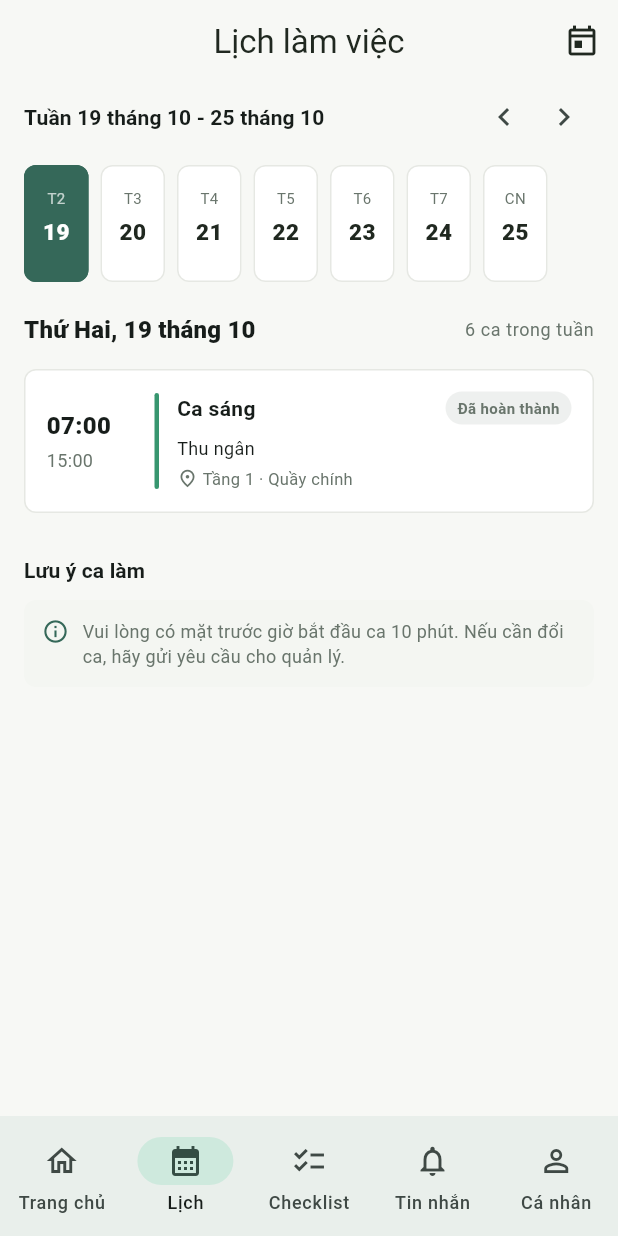
After one commit to Quyen-tray/PRM393_PROJECT, a Flutter app: the EmployeeDashboardPage screen opened by its route, scrolled down 335 dp, after a tap on "Lịch làm việc", after a tap on the "chevron left" icon, on a phone screen of 412 x 824 dp. The commit adds this screen. Run offline on Flutter 3.47's test engine with Material 3 defaults, Android fonts, the phone set to English and light mode, and no system bars; our stand-ins replace dio, flutter_riverpod, geolocator, go_router, image_picker.

Commit message:
schedule

```diff
--- a/lib/app/router/app_router.dart
+++ b/lib/app/router/app_router.dart
@@ -5,6 +5,7 @@ import '../../features/attendance/presentation/employee_check_in_page.dart';
 import '../../features/auth/presentation/login_page.dart';
 import '../../features/auth/presentation/register_page.dart';
 import '../../features/home/presentation/employee_dashboard_page.dart';
+import '../../features/schedule/presentation/employee_schedule_page.dart';
 import 'route_names.dart';
 
 final appRouter = GoRouter(
@@ -27,6 +28,10 @@ final appRouter = GoRouter(
       builder: (context, state) => const EmployeeCheckInPage(),
     ),
     GoRoute(
+      path: RouteNames.schedule,
+      builder: (context, state) => const EmployeeSchedulePage(),
+    ),
+    GoRoute(
       path: RouteNames.profile,
       builder: (context, state) => const ProfilePage(),
     ),
--- a/lib/app/router/route_names.dart
+++ b/lib/app/router/route_names.dart
@@ -3,5 +3,6 @@ abstract final class RouteNames {
   static const login = '/login';
   static const register = '/register';
   static const checkIn = '/attendance/check-in';
+  static const schedule = '/schedule';
   static const profile = '/profile';
 }
--- a/lib/features/home/presentation/employee_dashboard_page.dart
+++ b/lib/features/home/presentation/employee_dashboard_page.dart
@@ -45,7 +45,7 @@ class EmployeeDashboardPage extends StatelessWidget {
                       _SectionHeading(
                         title: 'Ca làm hôm nay',
                         action: 'Xem lịch',
-                        onTap: () {},
+                        onTap: () => context.go(RouteNames.schedule),
                       ),
                       const SizedBox(height: 8),
                       const _ScheduleCard(),
@@ -76,6 +76,7 @@ class EmployeeDashboardPage extends StatelessWidget {
           NavigationDestination(icon: Icon(Icons.person_outline), selectedIcon: Icon(Icons.person), label: 'Cá nhân'),
         ],
         onDestinationSelected: (index) {
+          if (index == 1) context.go(RouteNames.schedule);
           if (index == 4) context.go(RouteNames.profile);
         },
       ),
@@ -319,13 +320,14 @@ class _TaskGrid extends StatelessWidget {
 
   @override
   Widget build(BuildContext context) {
-    return const Row(
+    return Row(
       children: [
         Expanded(
           child: _TaskTile(
             icon: Icons.calendar_month_outlined,
             title: 'Lịch làm việc',
             color: Color(0xFF3B8C67),
+            onTap: () => context.go(RouteNames.schedule),
           ),
         ),
         Expanded(
@@ -359,15 +361,22 @@ class _TaskTile extends StatelessWidget {
     required this.icon,
     required this.title,
     required this.color,
+    this.onTap,
   });
 
   final IconData icon;
   final String title;
   final Color color;
+  final VoidCallback? onTap;
 
   @override
   Widget build(BuildContext context) {
-    return Column(
+    return InkWell(
+      onTap: onTap,
+      borderRadius: BorderRadius.circular(8),
+      child: Padding(
+        padding: const EdgeInsets.symmetric(vertical: 4),
+        child: Column(
           children: [
             Container(
               width: 48,
@@ -386,6 +395,8 @@ class _TaskTile extends StatelessWidget {
               style: const TextStyle(fontSize: 11, height: 1.15),
             ),
           ],
+        ),
+      ),
     );
   }
 }
--- /dev/null
+++ b/lib/features/schedule/presentation/employee_schedule_page.dart
@@ -0,0 +1,501 @@
+import 'package:flutter/material.dart';
+import 'package:go_router/go_router.dart';
+
+import '../../../app/router/route_names.dart';
+import '../../../app/theme/app_colors.dart';
+
+class EmployeeSchedulePage extends StatefulWidget {
+  const EmployeeSchedulePage({super.key});
+
+  @override
+  State<EmployeeSchedulePage> createState() => _EmployeeSchedulePageState();
+}
+
+class _EmployeeSchedulePageState extends State<EmployeeSchedulePage> {
+  late DateTime _selectedDate;
+  int _weekOffset = 0;
+
+  @override
+  void initState() {
+    super.initState();
+    _selectedDate = DateUtils.dateOnly(DateTime.now());
+  }
+
+  DateTime get _weekStart {
+    final today = DateUtils.dateOnly(DateTime.now());
+    final monday = today.subtract(Duration(days: today.weekday - 1));
+    return monday.add(Duration(days: _weekOffset * 7));
+  }
+
+  List<DateTime> get _weekDates =>
+      List.generate(7, (index) => _weekStart.add(Duration(days: index)));
+
+  List<_Shift> _shiftsFor(DateTime date) {
+    final weekdayShifts = <int, _Shift>{
+      DateTime.monday: const _Shift(
+        name: 'Ca sáng',
+        start: '07:00',
+        end: '15:00',
+        position: 'Thu ngân',
+        location: 'Tầng 1 · Quầy chính',
+      ),
+      DateTime.tuesday: const _Shift(
+        name: 'Ca chiều',
+        start: '14:00',
+        end: '22:00',
+        position: 'Phục vụ',
+        location: 'Khu vực khách',
+      ),
+      DateTime.wednesday: const _Shift(
+        name: 'Ca sáng',
+        start: '07:00',
+        end: '15:00',
+        position: 'Pha chế',
+        location: 'Quầy pha chế',
+      ),
+      DateTime.friday: const _Shift(
+        name: 'Ca tối',
+        start: '15:00',
+        end: '23:00',
+        position: 'Thu ngân',
+        location: 'Tầng 1 · Quầy chính',
+      ),
+      DateTime.saturday: const _Shift(
+        name: 'Ca sáng',
+        start: '08:00',
+        end: '16:00',
+        position: 'Phục vụ',
+        location: 'Khu vực khách',
+      ),
+      DateTime.sunday: const _Shift(
+        name: 'Ca giữa',
+        start: '10:00',
+        end: '18:00',
+        position: 'Pha chế',
+        location: 'Quầy pha chế',
+      ),
+    };
+    final shift = weekdayShifts[date.weekday];
+    return shift == null ? const [] : [shift];
+  }
+
+  void _changeWeek(int amount) {
+    setState(() {
+      _weekOffset += amount;
+      _selectedDate = _weekStart;
+    });
+  }
+
+  String _weekLabel(DateTime start) {
+    final end = start.add(const Duration(days: 6));
+    return '${start.day} ${_monthName(start.month)} - ${end.day} ${_monthName(end.month)}';
+  }
+
+  String _monthName(int month) {
+    const names = [
+      'tháng 1',
+      'tháng 2',
+      'tháng 3',
+      'tháng 4',
+      'tháng 5',
+      'tháng 6',
+      'tháng 7',
+      'tháng 8',
+      'tháng 9',
+      'tháng 10',
+      'tháng 11',
+      'tháng 12',
+    ];
+    return names[month - 1];
+  }
+
+  String _weekdayName(int weekday) {
+    const names = ['Thứ Hai', 'Thứ Ba', 'Thứ Tư', 'Thứ Năm', 'Thứ Sáu', 'Thứ Bảy', 'Chủ nhật'];
+    return names[weekday - 1];
+  }
+
+  @override
+  Widget build(BuildContext context) {
+    final selectedShifts = _shiftsFor(_selectedDate);
+    final weekShiftCount = _weekDates.fold<int>(
+      0,
+      (count, date) => count + _shiftsFor(date).length,
+    );
+    final isToday = DateUtils.isSameDay(_selectedDate, DateTime.now());
+
+    return Scaffold(
+      appBar: AppBar(
+        title: const Text('Lịch làm việc'),
+        centerTitle: true,
+        actions: [
+          IconButton(
+            tooltip: 'Hôm nay',
+            onPressed: () => setState(() {
+              _weekOffset = 0;
+              _selectedDate = DateUtils.dateOnly(DateTime.now());
+            }),
+            icon: const Icon(Icons.today_outlined),
+          ),
+        ],
+      ),
+      body: SafeArea(
+        top: false,
+        child: ListView(
+          padding: const EdgeInsets.only(bottom: 20),
+          children: [
+            Padding(
+              padding: const EdgeInsets.fromLTRB(16, 2, 16, 12),
+              child: Row(
+                children: [
+                  Expanded(
+                    child: Text(
+                      'Tuần ${_weekLabel(_weekStart)}',
+                      style: Theme.of(context).textTheme.titleSmall?.copyWith(
+                            fontWeight: FontWeight.w700,
+                          ),
+                    ),
+                  ),
+                  IconButton(
+                    tooltip: 'Tuần trước',
+                    visualDensity: VisualDensity.compact,
+                    onPressed: () => _changeWeek(-1),
+                    icon: const Icon(Icons.chevron_left),
+                  ),
+                  IconButton(
+                    tooltip: 'Tuần tiếp theo',
+                    visualDensity: VisualDensity.compact,
+                    onPressed: () => _changeWeek(1),
+                    icon: const Icon(Icons.chevron_right),
+                  ),
+                ],
+              ),
+            ),
+            _WeekDatePicker(
+              dates: _weekDates,
+              selectedDate: _selectedDate,
+              onSelected: (date) => setState(() => _selectedDate = date),
+            ),
+            Padding(
+              padding: const EdgeInsets.fromLTRB(16, 20, 16, 8),
+              child: Row(
+                children: [
+                  Expanded(
+                    child: Text(
+                      isToday ? 'Hôm nay' : '${_weekdayName(_selectedDate.weekday)}, ${_selectedDate.day} ${_monthName(_selectedDate.month)}',
+                      style: Theme.of(context).textTheme.titleMedium?.copyWith(
+                            fontWeight: FontWeight.w800,
+                          ),
+                    ),
+                  ),
+                  Text(
+                    '$weekShiftCount ca trong tuần',
+                    style: Theme.of(context).textTheme.bodySmall?.copyWith(
+                          color: AppColors.textSecondary,
+                        ),
+                  ),
+                ],
+              ),
+            ),
+            if (selectedShifts.isEmpty)
+              const _NoShiftMessage()
+            else
+              ...selectedShifts.map(
+                (shift) => Padding(
+                  padding: const EdgeInsets.fromLTRB(16, 6, 16, 6),
+                  child: _ShiftCard(
+                    shift: shift,
+                    date: _selectedDate,
+                    isToday: isToday,
+                  ),
+                ),
+              ),
+            Padding(
+              padding: const EdgeInsets.fromLTRB(16, 22, 16, 10),
+              child: Text(
+                'Lưu ý ca làm',
+                style: Theme.of(context).textTheme.titleSmall?.copyWith(
+                      fontWeight: FontWeight.w700,
+                    ),
+              ),
+            ),
+            const Padding(
+              padding: EdgeInsets.symmetric(horizontal: 16),
+              child: _ScheduleNotice(),
+            ),
+          ],
+        ),
+      ),
+      bottomNavigationBar: NavigationBar(
+        selectedIndex: 1,
+        destinations: const [
+          NavigationDestination(icon: Icon(Icons.home_outlined), selectedIcon: Icon(Icons.home), label: 'Trang chủ'),
+          NavigationDestination(icon: Icon(Icons.calendar_month_outlined), selectedIcon: Icon(Icons.calendar_month), label: 'Lịch'),
+          NavigationDestination(icon: Icon(Icons.checklist_outlined), selectedIcon: Icon(Icons.checklist), label: 'Checklist'),
+          NavigationDestination(icon: Icon(Icons.notifications_none), selectedIcon: Icon(Icons.notifications), label: 'Tin nhắn'),
+          NavigationDestination(icon: Icon(Icons.person_outline), selectedIcon: Icon(Icons.person), label: 'Cá nhân'),
+        ],
+        onDestinationSelected: (index) {
+          if (index == 0) context.go(RouteNames.home);
+          if (index == 4) context.go(RouteNames.profile);
+        },
+      ),
+    );
+  }
+}
+
+class _WeekDatePicker extends StatelessWidget {
+  const _WeekDatePicker({
+    required this.dates,
+    required this.selectedDate,
+    required this.onSelected,
+  });
+
+  final List<DateTime> dates;
+  final DateTime selectedDate;
+  final ValueChanged<DateTime> onSelected;
+
+  @override
+  Widget build(BuildContext context) {
+    return SizedBox(
+      height: 78,
+      child: ListView.separated(
+        padding: const EdgeInsets.symmetric(horizontal: 16),
+        scrollDirection: Axis.horizontal,
+        itemCount: dates.length,
+        separatorBuilder: (_, index) => const SizedBox(width: 8),
+        itemBuilder: (context, index) {
+          final date = dates[index];
+          final selected = DateUtils.isSameDay(date, selectedDate);
+          final today = DateUtils.isSameDay(date, DateTime.now());
+          final dayShort = date.weekday == DateTime.sunday
+              ? 'CN'
+              : 'T${date.weekday + 1}';
+
+          return SizedBox(
+            width: 43,
+            child: Material(
+              color: selected ? AppColors.primary : Colors.white,
+              borderRadius: BorderRadius.circular(8),
+              child: InkWell(
+                borderRadius: BorderRadius.circular(8),
+                onTap: () => onSelected(date),
+                child: Container(
+                  decoration: BoxDecoration(
+                    borderRadius: BorderRadius.circular(8),
+                    border: Border.all(
+                      color: selected ? AppColors.primary : const Color(0xFFE6E8E3),
+                    ),
+                  ),
+                  padding: const EdgeInsets.symmetric(vertical: 7),
+                  child: Column(
+                    mainAxisAlignment: MainAxisAlignment.center,
+                    children: [
+                      Text(
+                        dayShort,
+                        style: TextStyle(
+                          fontSize: 10,
+                          color: selected ? Colors.white70 : AppColors.textSecondary,
+                        ),
+                      ),
+                      const SizedBox(height: 5),
+                      Text(
+                        '${date.day}',
+                        style: TextStyle(
+                          fontSize: 15,
+                          fontWeight: FontWeight.w800,
+                          color: selected ? Colors.white : AppColors.textPrimary,
+                        ),
+                      ),
+                      const SizedBox(height: 4),
+                      Container(
+                        width: 4,
+                        height: 4,
+                        decoration: BoxDecoration(
+                          color: today
+                              ? (selected ? Colors.white : AppColors.secondary)
+                              : Colors.transparent,
+                          shape: BoxShape.circle,
+                        ),
+                      ),
+                    ],
+                  ),
+                ),
+              ),
+            ),
+          );
+        },
+      ),
+    );
+  }
+}
+
+class _Shift {
+  const _Shift({
+    required this.name,
+    required this.start,
+    required this.end,
+    required this.position,
+    required this.location,
+  });
+
+  final String name;
+  final String start;
+  final String end;
+  final String position;
+  final String location;
+}
+
+class _ShiftCard extends StatelessWidget {
+  const _ShiftCard({
+    required this.shift,
+    required this.date,
+    required this.isToday,
+  });
+
+  final _Shift shift;
+  final DateTime date;
+  final bool isToday;
+
+  String get _status {
+    final today = DateUtils.dateOnly(DateTime.now());
+    if (date.isBefore(today)) return 'Đã hoàn thành';
+    if (isToday) return 'Hôm nay';
+    return 'Sắp tới';
+  }
+
+  @override
+  Widget build(BuildContext context) {
+    final past = date.isBefore(DateUtils.dateOnly(DateTime.now()));
+    final statusColor = past ? AppColors.textSecondary : AppColors.secondary;
+
+    return Container(
+      padding: const EdgeInsets.all(14),
+      decoration: BoxDecoration(
+        color: Colors.white,
+        borderRadius: BorderRadius.circular(8),
+        border: Border.all(color: const Color(0xFFE6E8E3)),
+      ),
+      child: Row(
+        children: [
+          SizedBox(
+            width: 72,
+            child: Column(
+              crossAxisAlignment: CrossAxisAlignment.start,
+              children: [
+                Text(shift.start, style: const TextStyle(fontWeight: FontWeight.w800, fontSize: 16)),
+                const SizedBox(height: 3),
+                Text(shift.end, style: const TextStyle(color: AppColors.textSecondary, fontSize: 12)),
+              ],
+            ),
+          ),
+          Container(
+            width: 3,
+            height: 64,
+            decoration: BoxDecoration(
+              color: isToday ? const Color(0xFFD49A4A) : AppColors.secondary,
+              borderRadius: BorderRadius.circular(3),
+            ),
+          ),
+          const SizedBox(width: 12),
+          Expanded(
+            child: Column(
+              crossAxisAlignment: CrossAxisAlignment.start,
+              children: [
+                Row(
+                  children: [
+                    Expanded(
+                      child: Text(
+                        shift.name,
+                        style: const TextStyle(fontWeight: FontWeight.w700),
+                      ),
+                    ),
+                    Container(
+                      padding: const EdgeInsets.symmetric(horizontal: 8, vertical: 4),
+                      decoration: BoxDecoration(
+                        color: statusColor.withValues(alpha: 0.11),
+                        borderRadius: BorderRadius.circular(20),
+                      ),
+                      child: Text(
+                        _status,
+                        style: TextStyle(color: statusColor, fontSize: 10, fontWeight: FontWeight.w600),
+                      ),
+                    ),
+                  ],
+                ),
+                const SizedBox(height: 7),
+                Text(shift.position, style: const TextStyle(fontSize: 12)),
+                const SizedBox(height: 4),
+                Row(
+                  children: [
+                    const Icon(Icons.place_outlined, size: 14, color: AppColors.textSecondary),
+                    const SizedBox(width: 3),
+                    Expanded(
+                      child: Text(
+                        shift.location,
+                        style: const TextStyle(color: AppColors.textSecondary, fontSize: 11),
+                      ),
+                    ),
+                  ],
+                ),
+              ],
+            ),
+          ),
+        ],
+      ),
+    );
+  }
+}
+
+class _NoShiftMessage extends StatelessWidget {
+  const _NoShiftMessage();
+
+  @override
+  Widget build(BuildContext context) {
+    return Container(
+      margin: const EdgeInsets.fromLTRB(16, 6, 16, 0),
+      padding: const EdgeInsets.symmetric(vertical: 26, horizontal: 18),
+      decoration: BoxDecoration(
+        color: Colors.white,
+        borderRadius: BorderRadius.circular(8),
+        border: Border.all(color: const Color(0xFFE6E8E3)),
+      ),
+      child: const Column(
+        children: [
+          Icon(Icons.event_available_outlined, size: 30, color: AppColors.textSecondary),
+          SizedBox(height: 8),
+          Text('Bạn không có ca làm trong ngày này', style: TextStyle(fontWeight: FontWeight.w600)),
+          SizedBox(height: 4),
+          Text('Chọn ngày khác để xem lịch làm việc.', style: TextStyle(color: AppColors.textSecondary, fontSize: 12)),
+        ],
+      ),
+    );
+  }
+}
+
+class _ScheduleNotice extends StatelessWidget {
+  const _ScheduleNotice();
+
+  @override
+  Widget build(BuildContext context) {
+    return Container(
+      padding: const EdgeInsets.all(12),
+      decoration: BoxDecoration(
+        color: const Color(0xFFF4F6F2),
+        borderRadius: BorderRadius.circular(8),
+      ),
+      child: const Row(
+        crossAxisAlignment: CrossAxisAlignment.start,
+        children: [
+          Icon(Icons.info_outline, size: 18, color: AppColors.primary),
+          SizedBox(width: 9),
+          Expanded(
+            child: Text(
+              'Vui lòng có mặt trước giờ bắt đầu ca 10 phút. Nếu cần đổi ca, hãy gửi yêu cầu cho quản lý.',
+              style: TextStyle(fontSize: 12, height: 1.4, color: AppColors.textSecondary),
+            ),
+          ),
+        ],
+      ),
+    );
+  }
+}
```
Lines whose indentation alone changed are shown as unchanged.
